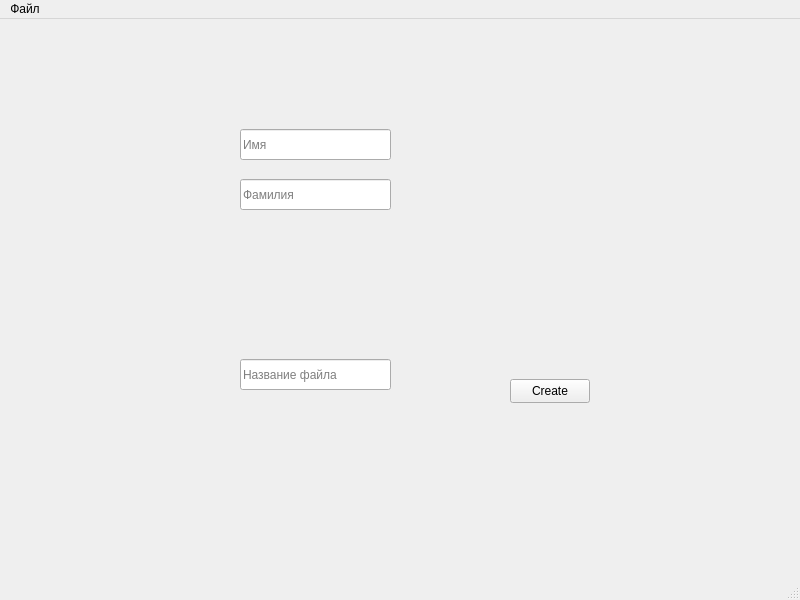
Before: the Qt Designer form mainwindow.ui in dOOmcLiF/OdtDocumentCreator_test, drawn with Qt 5.
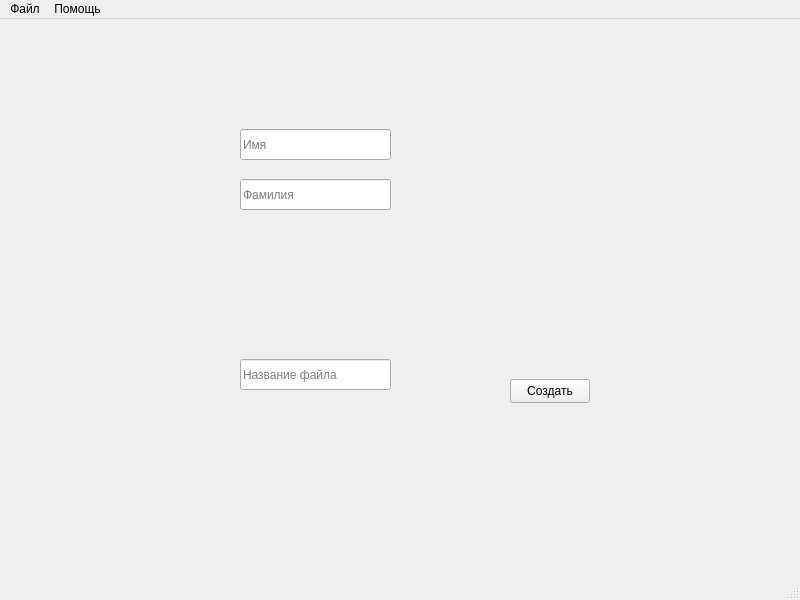
After: the same form once the commit is applied.

What changed in the file:
```diff
--- a/mainwindow.ui
+++ b/mainwindow.ui
@@ -24,7 +24,7 @@
      </rect>
     </property>
     <property name="text">
-     <string>Create</string>
+     <string>Создать</string>
     </property>
    </widget>
    <widget class="QLineEdit" name="nameOfFileEdit">
@@ -81,7 +81,14 @@
      <string>Файл</string>
     </property>
    </widget>
+   <widget class="QMenu" name="menu_2">
+    <property name="title">
+     <string>Помощь</string>
+    </property>
+    <addaction name="action"/>
+   </widget>
    <addaction name="menu"/>
+   <addaction name="menu_2"/>
   </widget>
   <widget class="QStatusBar" name="statusbar"/>
  </widget>
```
Left out of the diff: 8 changed lines with no effect on the pictures.
